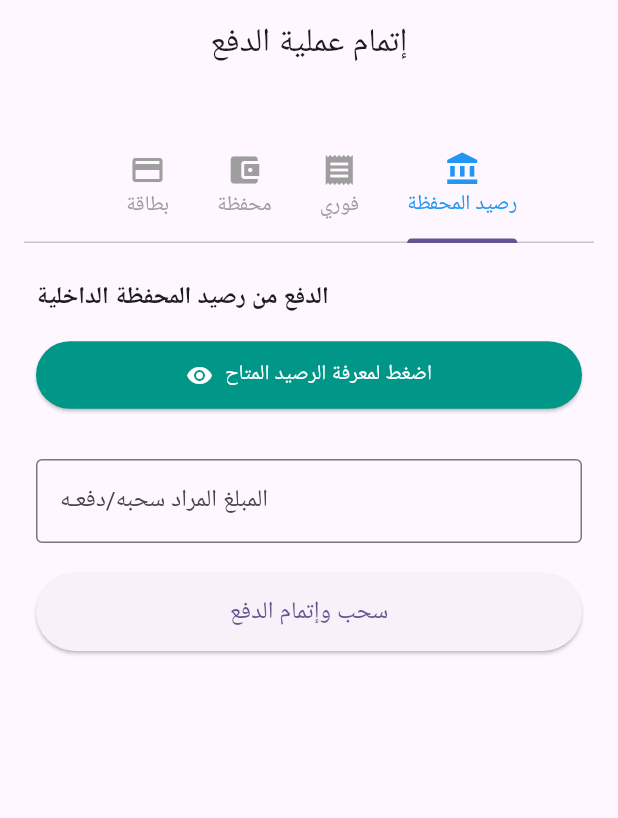
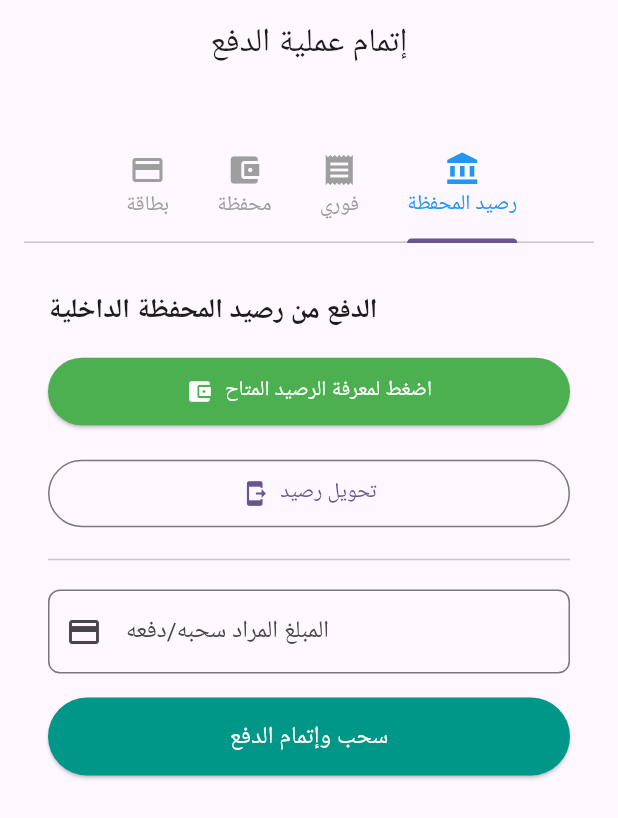
Before and after one commit to AhmedMahmoud2024/payment_gateways, a Flutter app: the screen it shows after launch, tab 4 chosen, on a phone screen of 412 x 824 dp. Shown: the top 818 px of the screen. Run offline on Flutter 3.47's test engine with Material 3 defaults, Android fonts, the phone set to English and light mode, and no system bars; our stand-ins replace equatable, flutter_riverpod.

Commit message:
feat:implemented transfering money from wallet to wallet feature mocking

```diff
--- a/lib/features/checkout/presentation/widgets/forms/digital_wallet_payment_form.dart
+++ b/lib/features/checkout/presentation/widgets/forms/digital_wallet_payment_form.dart
@@ -1,157 +1,162 @@
 import 'package:flutter/material.dart';
 import 'package:flutter_riverpod/flutter_riverpod.dart';
 import 'package:flutter_riverpod/legacy.dart';
-import 'package:payment_gateways/features/checkout/data/repositories/mock_digital_wallet_repository.dart';
 import 'package:payment_gateways/features/checkout/logic/checkout_notifier.dart';
-import 'package:payment_gateways/features/checkout/logic/strategies/digital_wallet_strategy.dart';
+import 'package:payment_gateways/features/checkout/logic/checkout_state.dart';
+import 'package:payment_gateways/features/checkout/presentation/widgets/forms/wallet_payment_form.dart';
 
-// تعريف الـ Providers المحلية
-final walletRepoProvider = Provider<DigitalWalletRepository>((ref) => MockDigitalWalletRepository());
-
-// StateProvider لحفظ حالة الرصيد (هل تم الاستعلام عنه ولا لسه؟ وقيمته كام)
-final walletBalanceStateProvider = StateProvider.autoDispose<double?>((ref) => null);
-final isCheckingBalanceProvider = StateProvider.autoDispose<bool>((ref) => false);
+// تعريف الـ Providers المحلية للمحفظة والتحقق من الرصيد
+final availableBalanceProvider = StateProvider<double>((ref) => 1500.0); // الرصيد الافتراضي
+final isCheckingBalanceProvider = StateProvider<bool>((ref) => false);
 
 class DigitalWalletPaymentForm extends ConsumerStatefulWidget {
-  const DigitalWalletPaymentForm({super.key});
+  final TabController? tabController; // للاستخدام في الانتقال بين الـ Tabs
+
+  const DigitalWalletPaymentForm({super.key, this.tabController});
 
   @override
   ConsumerState<DigitalWalletPaymentForm> createState() => _DigitalWalletPaymentFormState();
 }
 
 class _DigitalWalletPaymentFormState extends ConsumerState<DigitalWalletPaymentForm> {
+  // حقول التحكم للإدخال
   final TextEditingController _amountController = TextEditingController();
+  final TextEditingController _transferAmountController = TextEditingController();
+
+  // حالة ظهور حقل التحويل
+  bool isTransferMode = false;
 
   @override
   void dispose() {
     _amountController.dispose();
+    _transferAmountController.dispose();
     super.dispose();
   }
 
   @override
   Widget build(BuildContext context) {
-    // مراقبة قيمة الرصيد الحالي وحالة التحميل للرصيد
-    final currentBalance = ref.watch(walletBalanceStateProvider);
+    final balance = ref.watch(availableBalanceProvider);
     final isChecking = ref.watch(isCheckingBalanceProvider);
-
-    return Padding(
-      padding: const EdgeInsets.all(8.0),
+     final state = ref.watch(checkoutProvider);
+         final isLoading = state is CheckoutLoading;
+    return SingleChildScrollView(
+      padding: const EdgeInsets.all(16.0),
       child: Column(
         crossAxisAlignment: CrossAxisAlignment.stretch,
         children: [
           const Text(
             'الدفع من رصيد المحفظة الداخلية',
-            style: TextStyle(fontWeight: FontWeight.bold, fontSize: 16),
+            style: TextStyle(fontSize: 18, fontWeight: FontWeight.bold),
           ),
           const SizedBox(height: 16),
 
-          // 1. زرار "معرفة الرصيد" (الذي يضغط عليه المستخدم أولاً)
+          // 1️⃣ أولاً: زر معرفة الرصيد المتاح
           ElevatedButton.icon(
+            onPressed: () {
+              ref.read(isCheckingBalanceProvider.notifier).state = true;
+              Future.delayed(const Duration(milliseconds: 500), () {
+                ref.read(isCheckingBalanceProvider.notifier).state = false;
+                ScaffoldMessenger.of(context).showSnackBar(
+                  SnackBar(
+                    content: Text('الرصيد المتاح حالياً: $balance EGP'),
+                    backgroundColor: Colors.green,
+                  ),
+                );
+              });
+            },
+            icon: const Icon(Icons.account_balance_wallet),
+            label: Text(isChecking ? 'جاري الاستعلام...' : 'اضغط لمعرفة الرصيد المتاح'),
             style: ElevatedButton.styleFrom(
-              backgroundColor: Colors.teal,
+              backgroundColor: Colors.green,
               foregroundColor: Colors.white,
               padding: const EdgeInsets.symmetric(vertical: 12),
-            ),
-            onPressed: isChecking
-                ? null
-                : () async {
-                    ref.read(isCheckingBalanceProvider.notifier).state = true;
-                    // محاكاة جلب الرصيد من الـ Repository
-                    final repo = ref.read(walletRepoProvider);
-                    final wallet = await repo.getWalletBalance();
-
-                    // تحديث الحالة بالرصيد المستعلم
-                    ref.read(walletBalanceStateProvider.notifier).state = wallet.balance;
-                    ref.read(isCheckingBalanceProvider.notifier).state = false;
-                  },
-            icon: const Icon(Icons.visibility),
-            label: Text(isChecking ? 'جاري الاستعلام...' : 'اضغط لمعرفة الرصيد المتاح'),
-          ),
-
-          const SizedBox(height: 12),
-
-          // 2. عرض الرصيد لو المستخدم استعلم عنه
-          if (currentBalance != null)
-            Container(
-              padding: const EdgeInsets.all(12),
-              decoration: BoxDecoration(
-                // ignore: deprecated_member_use
-                color: Colors.teal.withOpacity(0.1),
-                borderRadius: BorderRadius.circular(8),
-                border: Border.all(color: Colors.teal.shade200),
-              ),
-              child: Row(
-                mainAxisAlignment: MainAxisAlignment.spaceBetween,
-                children: [
-                  const Text('الرصيد الحالي بالمحفظة:', style: TextStyle(fontWeight: FontWeight.w500)),
-                  Text(
-                    '$currentBalance EGP',
-                    style: const TextStyle(fontWeight: FontWeight.bold, color: Colors.teal, fontSize: 16),
-                  ),
-                ],
-              ),
-            ),
-
-          const SizedBox(height: 20),
-
-          // 3. حقل إدخال المبلغ المراد سحبه/دفعه
-          TextField(
-            controller: _amountController,
-            keyboardType: TextInputType.number,
-            decoration: const InputDecoration(
-              labelText: 'المبلغ المراد سحبه/دفعـه',
-              border: OutlineInputBorder(),
-              prefixText: 'EGP ',
             ),
           ),
           const SizedBox(height: 20),
 
-          // 4. زر إتمام السحب والدفع
+          // 2️⃣ ثانياً: زر وبوابات "تحويل رصيد" والشروط
+          OutlinedButton.icon(
+            onPressed: () {
+              setState(() {
+                isTransferMode = !isTransferMode;
+              });
+            },
+            icon: const Icon(Icons.send_to_mobile),
+            label: const Text('تحويل رصيد'),
+            style: OutlinedButton.styleFrom(
+              padding: const EdgeInsets.symmetric(vertical: 12),
+            ),
+          ),
+
+          if (isTransferMode) ...[
+            const SizedBox(height: 12),
+            TextField(
+              controller: _transferAmountController,
+              keyboardType: TextInputType.number,
+              decoration: InputDecoration(
+                labelText: 'أدخل مبلغ التحويل',
+                hintText: 'يجب ألا يتجاوز $balance EGP',
+                border: OutlineInputBorder(borderRadius: BorderRadius.circular(8)),
+                prefixIcon: const Icon(Icons.money),
+              ),
+            ),
+            const SizedBox(height: 12),
+            ElevatedButton(
+              onPressed: () {
+                final enteredAmount = double.tryParse(_transferAmountController.text) ?? 0.0;
+
+                if (enteredAmount <= 0) {
+                  ScaffoldMessenger.of(context).showSnackBar(
+                    const SnackBar(content: Text('الرجاء إدخال مبلغ صحيح للتحويل'), backgroundColor: Colors.red),
+                  );
+                } else if (enteredAmount > balance) {
+                  ScaffoldMessenger.of(context).showSnackBar(
+                    const SnackBar(content: Text('عذراً، المبلغ المطلوب أكبر من الرصيد المتاح بالمحفظة!'), backgroundColor: Colors.red),
+                  );
+                } else {
+                  // الانتقال للـ Tab الخاص بـ "محفظة" (رقم المحفظة و OTP) لو الـ TabController موجود
+                 Navigator.push(
+                  context,MaterialPageRoute(builder: ((context) =>  WalletCheckoutForm(isLoading: isLoading))
+                 ));
+                }
+              },
+              style: ElevatedButton.styleFrom(backgroundColor: Colors.blueAccent, foregroundColor: Colors.white),
+              child: const Text('الانتقال لإدخال رقم المحفظة وتأكيد OTP'),
+            ),
+          ],
+
+          const Divider(height: 40, thickness: 1),
+
+          // 3️⃣ ثالثاً: زر السحب المباشر وإتمام الدفع (الخدمة الأساسية)
+          TextField(
+            controller: _amountController,
+            keyboardType: TextInputType.number,
+            decoration: InputDecoration(
+              labelText: 'المبلغ المراد سحبه/دفعه',
+              border: OutlineInputBorder(borderRadius: BorderRadius.circular(8)),
+              prefixIcon: const Icon(Icons.payment),
+            ),
+          ),
+          const SizedBox(height: 16),
           ElevatedButton(
+            onPressed: () {
+              final amount = double.tryParse(_amountController.text) ?? 0.0;
+              if (amount <= 0 || amount > balance) {
+                ScaffoldMessenger.of(context).showSnackBar(
+                  const SnackBar(content: Text('تأكد من إدخال مبلغ صالح ضمن رصيدك المتاح'), backgroundColor: Colors.red),
+                );
+              } else {
+                // تنفيذ عملية الدفع المباشر والخصم والترحيل للـ ERP
+                ScaffoldMessenger.of(context).showSnackBar(
+                  SnackBar(content: Text('جاري سحب مبلغ $amount EGP وإتمام الدفع...'), backgroundColor: Colors.blue),
+                );
+              }
+            },
             style: ElevatedButton.styleFrom(
+              backgroundColor: Colors.teal,
+              foregroundColor: Colors.white,
               padding: const EdgeInsets.symmetric(vertical: 14),
             ),
-            onPressed: () {
-              // شرط: هل المستخدم استعلم عن رصيده الأول ولا لسه؟
-              if (currentBalance == null) {
-                ScaffoldMessenger.of(context).showSnackBar(
-                  const SnackBar(
-                    content: Text('من فضلك اضغط على زر "معرفة الرصيد" أولاً!'),
-                    backgroundColor: Colors.orange,
-                  ),
-                );
-                return;
-              }
-
-              final amount = double.tryParse(_amountController.text) ?? 0.0;
-              if (amount <= 0) {
-                ScaffoldMessenger.of(context).showSnackBar(
-                  const SnackBar(content: Text('برجاء إدخال مبلغ صحيح')),
-                );
-                return;
-              }
-
-              // التحقق هل المبلغ أكبر من الرصيد المُستعلم عنه؟
-              if (amount > currentBalance) {
-                ScaffoldMessenger.of(context).showSnackBar(
-                  const SnackBar(
-                    content: Text('المبلغ المطلوب أكبر من رصيدك المتاح!'),
-                    backgroundColor: Colors.red,
-                  ),
-                );
-                return;
-              }
-
-              // تنفيذ عملية الدفع عبر الـ Notifier والاستراتيجية
-              final repo = ref.read(walletRepoProvider);
-              final strategy = DigitalWalletPaymentStrategy(repo);
-
-              ref.read(checkoutProvider.notifier).executeDigitalWalletPayment(strategy, amount);
-
-              // إعادة تعيين الرصيد ليحتاج استعلام جديد أو تحديثه
-              ref.read(walletBalanceStateProvider.notifier).state = null;
-              _amountController.clear();
-            },
             child: const Text('سحب وإتمام الدفع', style: TextStyle(fontSize: 16)),
           ),
         ],
```
Also changed, not shown: lib/features/checkout/presentation/widgets/forms/wallet_payment_form.dart (+10 -1 lines).
